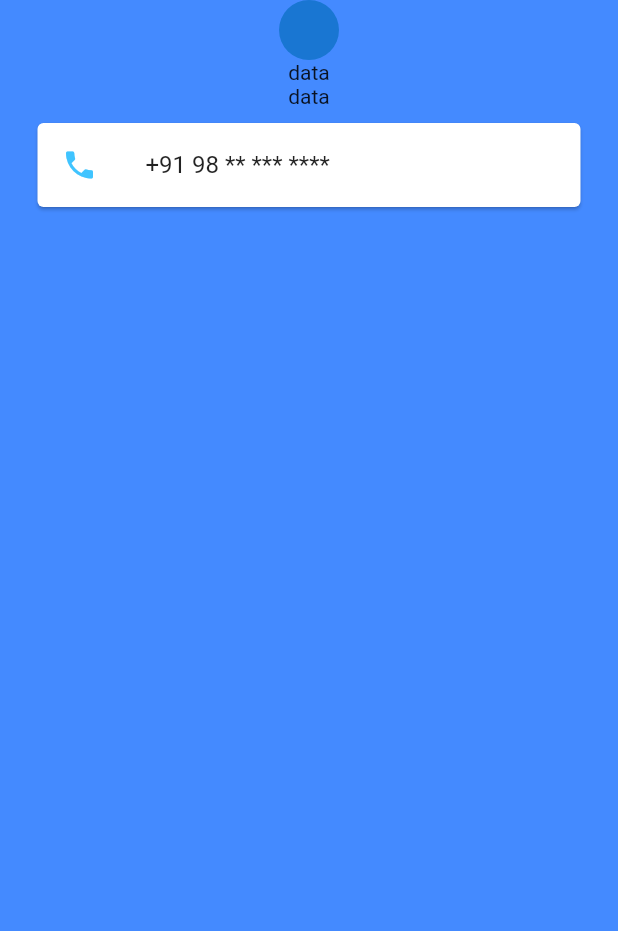
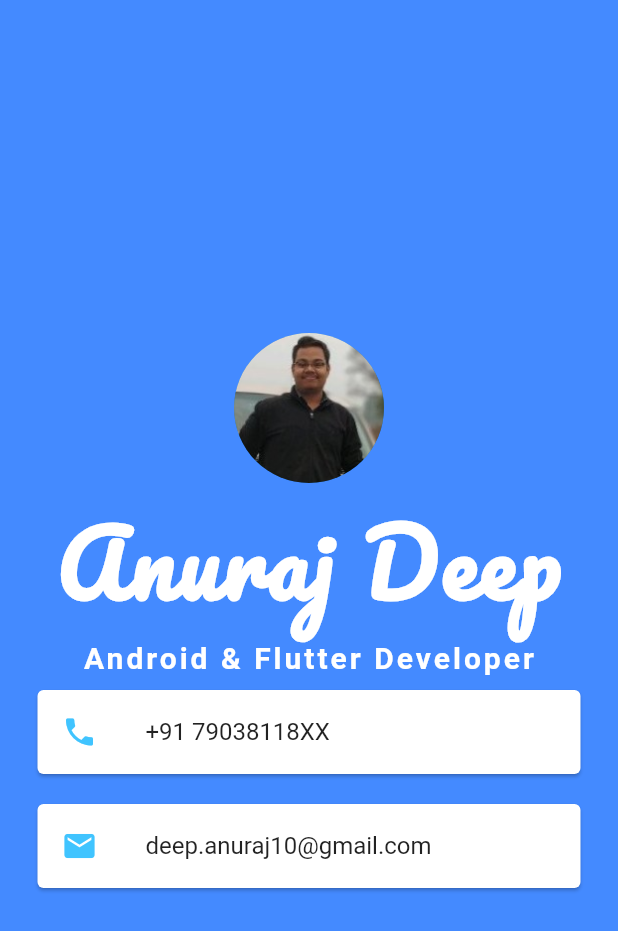
Before and after one commit to anuraj07/first_flutter_intro_app, a Flutter app: the screen it shows after launch, on a phone screen of 412 x 824 dp. Shown: the top 931 px of the screen. Run offline on Flutter 3.47's test engine with Material 2 defaults, Android fonts, the phone set to English and light mode, and no system bars.

Commit message:
first modification done

```diff
--- a/lib/main.dart
+++ b/lib/main.dart
@@ -12,10 +12,31 @@ class MyApp extends StatelessWidget {
         backgroundColor: Colors.blueAccent,
         body: Container(
           child: Column(
-            children: [
-              CircleAvatar(),
-              Text("data"),
-              Text("data"),
+            mainAxisAlignment: MainAxisAlignment.center,
+            children: <Widget>[
+              CircleAvatar(
+                radius: 50.0,
+                backgroundImage: AssetImage('images/anuraj.jpeg'),
+              ),
+              Text(
+                'Anuraj Deep',
+                style: TextStyle(
+                  fontFamily: 'Pacifico',
+                  fontSize: 60.0,
+                  fontWeight: FontWeight.bold,
+                  letterSpacing: 2.0,
+                  color: Colors.white,
+                ),
+              ),
+              Text(
+                'Android & Flutter Developer',
+                style: TextStyle(
+                  fontSize: 20.0,
+                  fontWeight: FontWeight.bold,
+                  letterSpacing: 2.0,
+                  color: Colors.white,
+                ),
+              ),
               Card(
                 color: Colors.white,
                 margin: EdgeInsets.symmetric(
@@ -28,12 +49,28 @@ class MyApp extends StatelessWidget {
                     color: Colors.lightBlueAccent,
                   ),
                   title: Text(
-                    '+91 98 ** *** ****',
+                    '+91 79038118XX',
                     style: TextStyle(),
                   ),
                 ),
               ),
-              Card()
+              Card(
+                color: Colors.white,
+                margin: EdgeInsets.symmetric(
+                  vertical: 10.0,
+                  horizontal: 25.0,
+                ),
+                child: ListTile(
+                  leading: Icon(
+                    Icons.email,
+                    color: Colors.lightBlueAccent,
+                  ),
+                  title: Text(
+                    'deep.anuraj10@gmail.com',
+                    style: TextStyle(),
+                  ),
+                ),
+              ),
             ],
           ),
         ),
```
Also changed, not shown: pubspec.yaml (+6 -7 lines), fonts/Pacifico-Regular.ttf (added), images/anuraj.jpeg (added).
